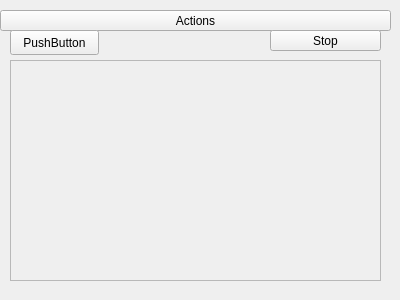
Qt form Monster_Truck_UI/src/Camera_Window/Cameradialog.ui (alexspirou/ROS_Ackerman_Monster_Truck_) before a commit.
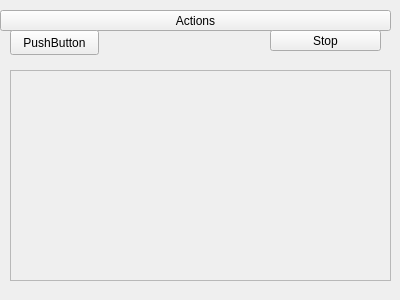
The same form after that commit.

Commit message: Changed scroll area to frame

Patch:
```diff
--- a/Monster_Truck_UI/src/Camera_Window/Cameradialog.ui
+++ b/Monster_Truck_UI/src/Camera_Window/Cameradialog.ui
@@ -26,29 +26,6 @@
     <string>Actions</string>
    </property>
   </widget>
-  <widget class="QScrollArea" name="scrollArea">
-   <property name="geometry">
-    <rect>
-     <x>10</x>
-     <y>60</y>
-     <width>371</width>
-     <height>221</height>
-    </rect>
-   </property>
-   <property name="widgetResizable">
-    <bool>true</bool>
-   </property>
-   <widget class="QWidget" name="scrollAreaWidgetContents">
-    <property name="geometry">
-     <rect>
-      <x>0</x>
-      <y>0</y>
-      <width>369</width>
-      <height>219</height>
-     </rect>
-    </property>
-   </widget>
-  </widget>
   <widget class="QPushButton" name="m_CameraStartButon">
    <property name="geometry">
     <rect>
@@ -75,6 +52,22 @@
     <string>Stop</string>
    </property>
   </widget>
+  <widget class="QFrame" name="frame">
+   <property name="geometry">
+    <rect>
+     <x>10</x>
+     <y>70</y>
+     <width>381</width>
+     <height>211</height>
+    </rect>
+   </property>
+   <property name="frameShape">
+    <enum>QFrame::StyledPanel</enum>
+   </property>
+   <property name="frameShadow">
+    <enum>QFrame::Raised</enum>
+   </property>
+  </widget>
  </widget>
  <resources/>
  <connections/>
```
The commit also changes 3 other files.
